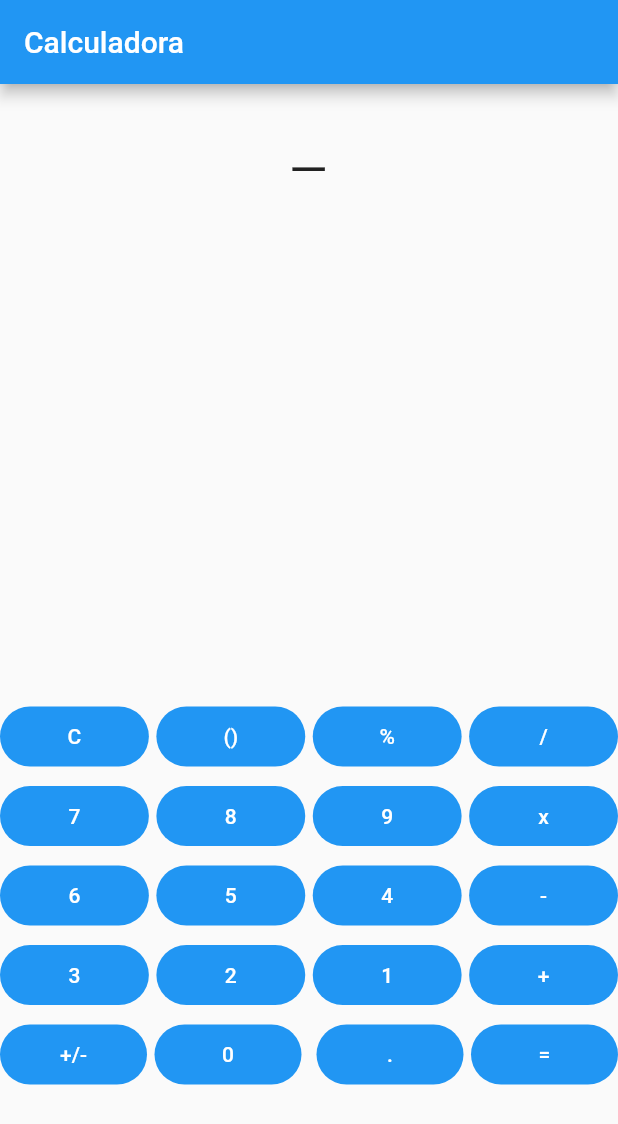
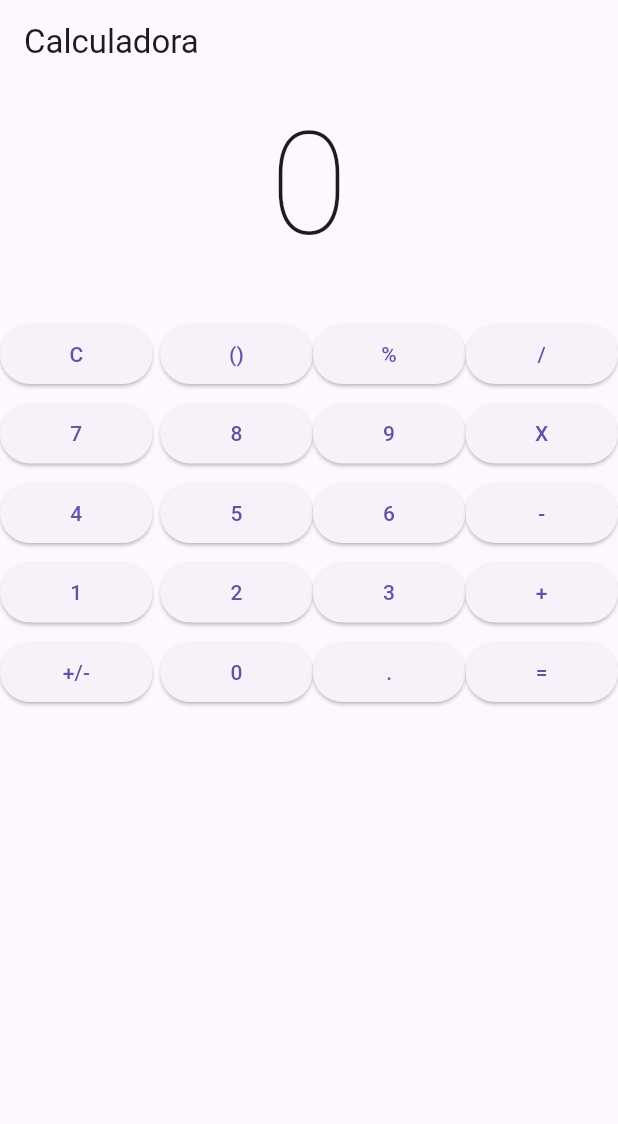
Before and after one commit to miusarname/calculadora_attemp_2, a Flutter app: the screen it shows after launch, after a tap on "()", on a phone screen of 412 x 824 dp. Shown: the top 1124 px of the screen. Run offline on Flutter 3.47's test engine with Material 2 defaults, Android fonts, the light colour scheme and no system bars; our stand-ins replace math_expressions.

Commit message:
feat: :sparkles: Se agregaron nuevas cosas

```diff
--- /dev/null
+++ b/lib/config/theme/app_thema.dart
@@ -0,0 +1,11 @@
+import 'package:flutter/material.dart';
+
+class AppTheme {
+
+  ThemeData theme(){
+    return ThemeData(
+      useMaterial3: true
+    );
+  }
+
+}
--- a/lib/main.dart
+++ b/lib/main.dart
@@ -1,3 +1,4 @@
+import 'package:calculadora_attemp_2/config/theme/app_thema.dart';
 import 'package:calculadora_attemp_2/views/principal.dart';
 import 'package:flutter/material.dart';
 
@@ -11,9 +12,10 @@
 
   @override
   Widget build(BuildContext context) {
-  return const MaterialApp(
+  return MaterialApp(
     title: 'Calculadora de aprendizaje',
-    home: Principal()
+    home: const Principal(),
+    theme: AppTheme().theme(),
   );
 }
 
--- a/lib/views/principal.dart
+++ b/lib/views/principal.dart
@@ -7,6 +7,7 @@
   @override
   State<Principal> createState() => _PrincipalState();
 }
+
 
 class _PrincipalState extends State<Principal> {
   String toOper = '0';
@@ -26,55 +27,47 @@
               style: const TextStyle(fontSize: 95, fontWeight: FontWeight.w100),
             ),
             const SizedBox(
-              height: 300,
+              height: 20, // Reduced height to provide some spacing
             ),
+            // Calculator buttons
+            Expanded(
+              child: Column(
+                children: [
+                  // Rows of buttons, you can also use ListView for scrolling
                   Row(
                     children: [
                       Expanded(
                         child: FilledButton(
                           onPressed: () {
-                        if (toOper == '0') {
-                          setState(() {
-                            toOper = '0';
-                          });
-                        } else {
-                          toOper = '0';
-                          setState(() {});
-                        }
+                            // Implement the button's functionality
                           },
-                      child: const Text('C')),
+                          child: const Text('C'),
                         ),
-                const SizedBox(width: 5),
-                Expanded(
-                  child:
-                      FilledButton(onPressed: () {}, child: const Text('()')),
                       ),
                       const SizedBox(width: 5),
                       Expanded(
                         child: FilledButton(
                           onPressed: () {
-                        if (toOper == '0') {
-                          setState(() {});
-                        } else {
-                          toOper += '%';
-                          setState(() {});
-                        }
+                            // Implement the button's functionality
                           },
-                      child: const Text('%')),
+                          child: const Text('()'),
                         ),
-                const SizedBox(width: 5),
-                Expanded(
+                      ),Expanded(
                         child: FilledButton(
                           onPressed: () {
-                        if (toOper == '0') {
-                          setState(() {});
-                        } else {
-                          toOper += '/';
-                          setState(() {});
-                        }
+                            // Implement the button's functionality
                           },
-                      child: const Text('/')),
+                          child: const Text('%'),
                         ),
+                      ),Expanded(
+                        child: FilledButton(
+                          onPressed: () {
+                            // Implement the button's functionality
+                          },
+                          child: const Text('/'),
+                        ),
+                      ),
+                      // Add more buttons here
                     ],
                   ),
                   const SizedBox(height: 5),
@@ -83,244 +76,148 @@
                       Expanded(
                         child: FilledButton(
                           onPressed: () {
-                        if (toOper == '0') {
-                          toOper = '7';
-                          setState(() {});
-                        } else {
-                          toOper += '7';
-                          setState(() {});
-                        }
+                            // Implement the button's functionality
                           },
-                      child: const Text('7')),
+                          child: const Text('7'),
+                        ),
                       ),
                       const SizedBox(width: 5),
                       Expanded(
                         child: FilledButton(
                           onPressed: () {
-                        if (toOper == '0') {
-                          toOper = '8';
-                          setState(() {});
-                        } else {
-                          toOper += '8';
-                          setState(() {});
-                        }
+                            // Implement the button's functionality
                           },
-                      child: const Text('8')),
+                          child: const Text('8'),
+                        ),
+                      ),Expanded(
+                        child: FilledButton(
+                          onPressed: () {
+                            // Implement the button's functionality
+                          },
+                          child: const Text('9'),
+                        ),
+                      ),Expanded(
+                        child: FilledButton(
+                          onPressed: () {
+                            // Implement the button's functionality
+                          },
+                          child: const Text('X'),
+                        ),
+                      ),
+                      // Add more buttons here
+                    ],
+                  ),const SizedBox(height: 5),
+                  Row(
+                    children: [
+                      Expanded(
+                        child: FilledButton(
+                          onPressed: () {
+                            // Implement the button's functionality
+                          },
+                          child: const Text('4'),
+                        ),
                       ),
                       const SizedBox(width: 5),
                       Expanded(
                         child: FilledButton(
                           onPressed: () {
-                        if (toOper == '0') {
-                          toOper = '9';
-                          setState(() {});
-                        } else {
-                          toOper += '9';
-                          setState(() {});
-                        }
+                            // Implement the button's functionality
                           },
-                      child: const Text('9')),
+                          child: const Text('5'),
+                        ),
+                      ),Expanded(
+                        child: FilledButton(
+                          onPressed: () {
+                            // Implement the button's functionality
+                          },
+                          child: const Text('6'),
+                        ),
+                      ),Expanded(
+                        child: FilledButton(
+                          onPressed: () {
+                            // Implement the button's functionality
+                          },
+                          child: const Text('-'),
+                        ),
+                      ),
+                      // Add more buttons here
+                    ],
+                  ),const SizedBox(height: 5),
+                  Row(
+                    children: [
+                      Expanded(
+                        child: FilledButton(
+                          onPressed: () {
+                            // Implement the button's functionality
+                          },
+                          child: const Text('1'),
+                        ),
                       ),
                       const SizedBox(width: 5),
                       Expanded(
                         child: FilledButton(
                           onPressed: () {
-                        if (toOper == '0') {
-                          setState(() {});
-                        } else {
-                          toOper += '*';
-                          setState(() {});
-                        }
+                            // Implement the button's functionality
                           },
-                      child: const Text('x')),
+                          child: const Text('2'),
                         ),
+                      ),Expanded(
+                        child: FilledButton(
+                          onPressed: () {
+                            // Implement the button's functionality
+                          },
+                          child: const Text('3'),
+                        ),
+                      ),Expanded(
+                        child: FilledButton(
+                          onPressed: () {
+                            // Implement the button's functionality
+                          },
+                          child: const Text('+'),
+                        ),
+                      ),
+                      // Add more buttons here
                     ],
-            ),
-            const SizedBox(height: 5),
+                  ),const SizedBox(height: 5),
                   Row(
                     children: [
                       Expanded(
                         child: FilledButton(
                           onPressed: () {
-                        if (toOper == '0') {
-                          toOper = '6';
-                          setState(() {});
-                        } else {
-                          toOper += '6';
-                          setState(() {});
-                        }
+                            // Implement the button's functionality
                           },
-                      child: const Text('6')),
+                          child: const Text('+/-'),
+                        ),
                       ),
                       const SizedBox(width: 5),
                       Expanded(
                         child: FilledButton(
                           onPressed: () {
-                        if (toOper == '5') {
-                          toOper = '.';
-                          setState(() {});
-                        } else {
-                          toOper += '5';
-                          setState(() {});
-                        }
+                            // Implement the button's functionality
                           },
-                      child: const Text('5')),
+                          child: const Text('0'),
                         ),
-                const SizedBox(width: 5),
-                Expanded(
+                      ),Expanded(
                         child: FilledButton(
                           onPressed: () {
-                        if (toOper == '0') {
-                          toOper = '4';
-                          setState(() {});
-                        } else {
-                          toOper += '4';
-                          setState(() {});
-                        }
+                            // Implement the button's functionality
                           },
-                      child: const Text('4')),
+                          child: const Text('.'),
                         ),
-                const SizedBox(width: 5),
-                Expanded(
+                      ),Expanded(
                         child: FilledButton(
                           onPressed: () {
-                        if (toOper == '0') {
-                          toOper = '-';
-                          setState(() {});
-                        } else {
-                          toOper += '-';
-                          setState(() {});
-                        }
+                            // Implement the button's functionality
                           },
-                      child: const Text('-')),
+                          child: const Text('='),
                         ),
+                      ),
+                      // Add more buttons here
                     ],
                   ),
-            const SizedBox(height: 5),
-            Row(
-              children: [
-                Expanded(
-                  child: FilledButton(
-                      onPressed: () {
-                        if (toOper == '0') {
-                          toOper = '3';
-                          setState(() {});
-                        } else {
-                          toOper += '3';
-                          setState(() {});
-                        }
-                      },
-                      child: const Text('3')),
-                ),
-                const SizedBox(width: 5),
-                Expanded(
-                  child: FilledButton(
-                      onPressed: () {
-                        if (toOper == '0') {
-                          toOper = '2';
-                          setState(() {});
-                        } else {
-                          toOper += '2';
-                          setState(() {});
-                        }
-                      },
-                      child: const Text('2')),
-                ),
-                const SizedBox(width: 5),
-                Expanded(
-                  child: FilledButton(
-                      onPressed: () {
-                        if (toOper == '0') {
-                          toOper = '1';
-                          setState(() {});
-                        } else {
-                          toOper += '1';
-                          setState(() {});
-                        }
-                      },
-                      child: const Text('1')),
-                ),
-                const SizedBox(width: 5),
-                Expanded(
-                  child: FilledButton(
-                      onPressed: () {
-                        if (toOper == '0') {
-                          toOper = '+';
-                          setState(() {});
-                        } else {
-                          toOper += '+';
-                          setState(() {});
-                        }
-                      },
-                      child: const Text('+')),
-                ),
+                  // Add more rows of buttons here
                 ],
               ),
-            const SizedBox(height: 5),
-            Row(
-              children: [
-                Expanded(
-                  child: FilledButton(
-                      onPressed: () {
-                        if (toOper == '0') {
-                          toOper = '-';
-                          setState(() {});
-                        } else {
-                          toOper += '-';
-                          setState(() {});
-                        }
-                      },
-                      child: const Text('+/-')),
-                ),
-                const SizedBox(width: 5),
-                Expanded(
-                  child: FilledButton(
-                      onPressed: () {
-                        if (toOper == '0') {
-                          toOper = '0';
-                          setState(() {});
-                        } else {
-                          toOper += '0';
-                          setState(() {});
-                        }
-                      },
-                      child: const Text('0')),
-                ),
-                const SizedBox(width: 10),
-                Expanded(
-                  child: FilledButton(
-                      onPressed: () {
-                        if (toOper == '0') {
-                          toOper = '.';
-                          setState(() {});
-                        } else {
-                          toOper += '.';
-                          setState(() {});
-                        }
-                      },
-                      child: const Text('.')),
-                ),
-                const SizedBox(width: 5),
-                Expanded(
-                  child: FilledButton(
-                      onPressed: () {
-                        if (toOper != '0') {
-                          Parser parser = Parser();
-                          Expression exp = parser.parse(toOper);
-                          double result =
-                              exp.evaluate(EvaluationType.REAL, ContextModel());
-                          setState(() {
-                            if (result == 0.0){
-                              toOper = '0';
-                            }else{
-                              toOper = result.toString();
-                            }
-                          });
-                        }
-                      },
-                      child: const Text('=')),
-                ),
-              ],
             ),
           ],
         ),
@@ -328,3 +225,18 @@
     );
   }
 }
+
+class FilledButton extends StatelessWidget {
+  final VoidCallback onPressed;
+  final Widget child;
+
+  const FilledButton({super.key, required this.onPressed, required this.child});
+
+  @override
+  Widget build(BuildContext context) {
+    return ElevatedButton(
+      onPressed: onPressed,
+      child: child,
+    );
+  }
+}
```
Lines whose indentation alone changed are shown as unchanged.
